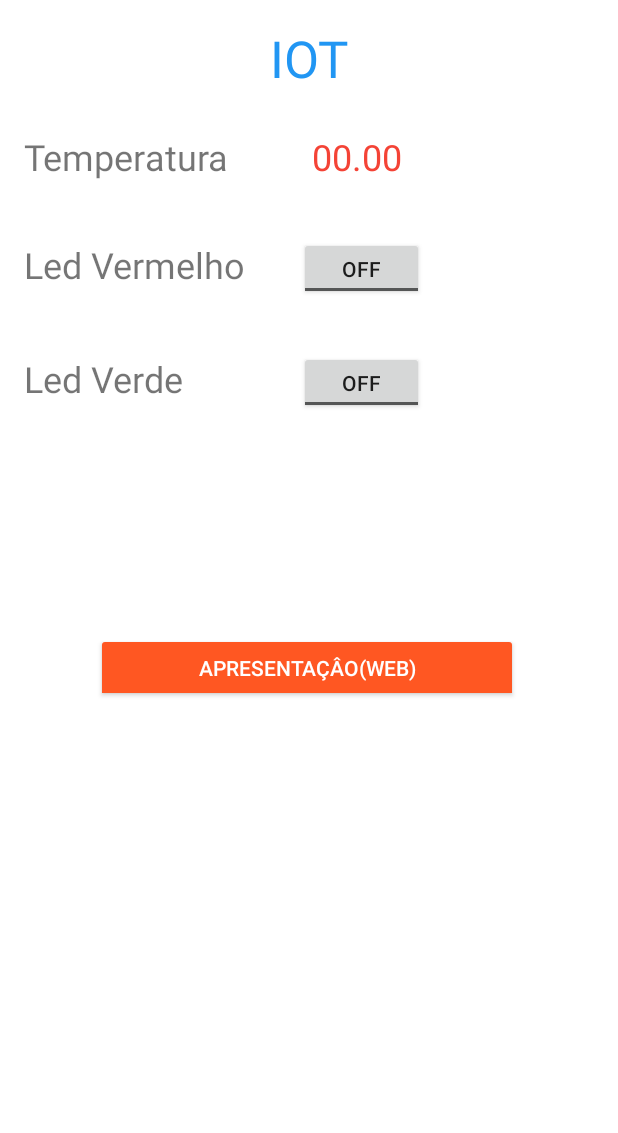
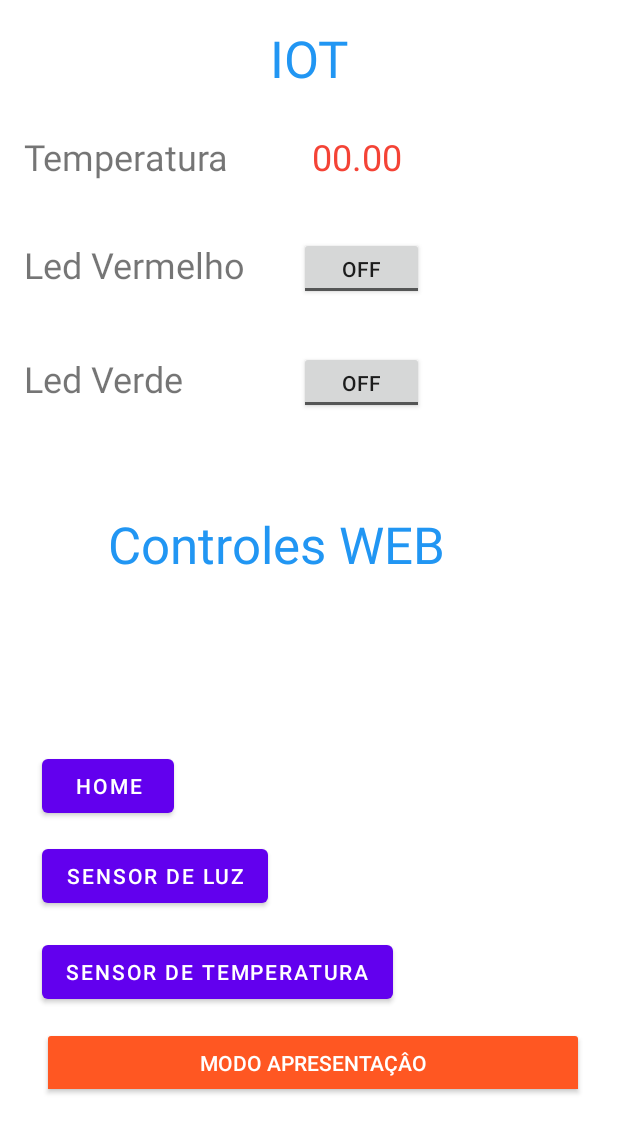
Before and after one commit to DistributedSystems-UFG/class-project-felipe-dener-walysson, an Android app: the layout activity_main.xml on its own in the app's theme, with its tools: preview values and no code run, on a phone screen of 412 x 824 dp. Shown: the top 1133 px of the screen. Run offline under Robolectric (Android 15) with nearby library versions, the phone set to English and light mode, and no system bars.

Commit message:
Add files via upload

```diff
--- a/AndroidCode/iot2/iot2/app/src/main/res/layout/activity_main.xml
+++ b/AndroidCode/iot2/iot2/app/src/main/res/layout/activity_main.xml
@@ -6,6 +6,7 @@
     android:layout_height="match_parent"
     tools:context=".MainActivity">
 
+
     <TextView
         android:id="@+id/login_Label"
         android:layout_width="173dp"
@@ -13,6 +14,18 @@
         android:layout_marginStart="180dp"
         android:layout_marginTop="16dp"
         android:text="IOT"
+        android:textColor="#2196F3"
+        android:textSize="34sp"
+        app:layout_constraintStart_toStartOf="parent"
+        app:layout_constraintTop_toTopOf="parent" />
+
+    <TextView
+        android:id="@+id/login_Label2"
+        android:layout_width="281dp"
+        android:layout_height="51dp"
+        android:layout_marginStart="72dp"
+        android:layout_marginTop="340dp"
+        android:text="Controles WEB"
         android:textColor="#2196F3"
         android:textSize="34sp"
         app:layout_constraintStart_toStartOf="parent"
@@ -96,17 +109,47 @@
 
     <ToggleButton
         android:id="@+id/PresentationBtn"
-        android:layout_width="281dp"
-        android:layout_height="46dp"
-        android:layout_marginStart="64dp"
-        android:layout_marginBottom="356dp"
+        android:layout_width="361dp"
+        android:layout_height="47dp"
+        android:layout_marginStart="28dp"
+        android:layout_marginBottom="92dp"
         android:backgroundTint="#FF5722"
         android:checked="false"
         android:text="ToggleButton"
         android:textColor="#FFFFFF"
-        android:textOff="APRESENTAÇÂO(WEB)"
+        android:textOff="MODO APRESENTAÇÂO"
         android:textOn="FECHAR APRESENTAÇÂO"
         app:layout_constraintBottom_toBottomOf="parent"
         app:layout_constraintStart_toStartOf="parent" />
 
+    <Button
+        android:id="@+id/HomeBtn"
+        android:layout_width="wrap_content"
+        android:layout_height="wrap_content"
+        android:layout_marginStart="28dp"
+        android:layout_marginBottom="276dp"
+        android:text="Home"
+        app:layout_constraintBottom_toBottomOf="parent"
+        app:layout_constraintStart_toStartOf="parent" />
+
+    <Button
+        android:id="@+id/LightSensorBtn"
+        android:layout_width="wrap_content"
+        android:layout_height="wrap_content"
+        android:layout_marginStart="28dp"
+        android:layout_marginBottom="216dp"
+        android:text="Sensor de Luz"
+        app:layout_constraintBottom_toBottomOf="parent"
+        app:layout_constraintStart_toStartOf="parent" />
+
+    <Button
+        android:id="@+id/TempSensorBtn"
+        android:layout_width="wrap_content"
+        android:layout_height="wrap_content"
+        android:layout_marginStart="28dp"
+        android:layout_marginBottom="152dp"
+        android:text="Sensor de Temperatura"
+        app:layout_constraintBottom_toBottomOf="parent"
+        app:layout_constraintStart_toStartOf="parent" />
+
 </androidx.constraintlayout.widget.ConstraintLayout>
--- a/AndroidCode/iot2/iot2/build.gradle
+++ b/AndroidCode/iot2/iot2/build.gradle
@@ -6,7 +6,7 @@ buildscript {
         mavenCentral()
     }
     dependencies {
-        classpath 'com.android.tools.build:gradle:7.1.2'
+        classpath 'com.android.tools.build:gradle:7.4.0'
         classpath "com.google.protobuf:protobuf-gradle-plugin:0.8.17"
 
         // NOTE: Do not place your application dependencies here; they belong
@@ -15,7 +15,7 @@ buildscript {
 }
 
 plugins {
-    id 'com.android.application' version '7.3.1' apply false
-    id 'com.android.library' version '7.3.1' apply false
+    id 'com.android.application' version '7.4.0' apply false
+    id 'com.android.library' version '7.4.0' apply false
 
 }
```
Also changed, not shown: AndroidCode/iot2/iot2/app/src/main/java/com/example/iot/CadastrarUsuario.java (+16 -25 lines), AndroidCode/iot2/iot2/app/src/main/java/com/example/iot/Login.java (+29 -7 lines), AndroidCode/iot2/iot2/app/src/main/java/com/example/iot/MainActivity.java (+84 -51 lines), AndroidCode/iot2/iot2/app/src/main/java/com/example/iot/ServerConnection.java (+33 -2 lines), AndroidCode/iot2/iot2/gradle/wrapper/gradle-wrapper.properties, 1 other file.
